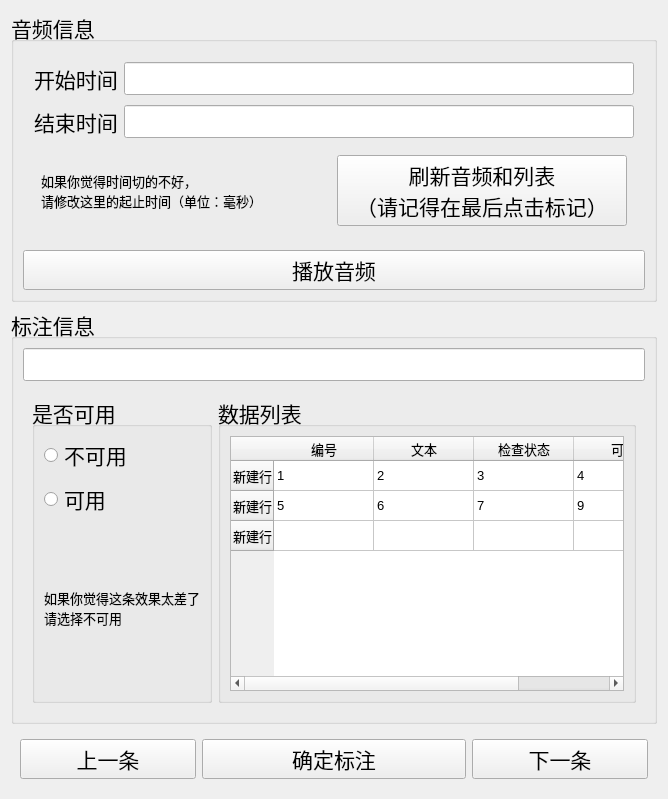
This is ui/gui.ui in kslz/SoundLabel as Qt 5 draws it before an edit. The edited form follows.
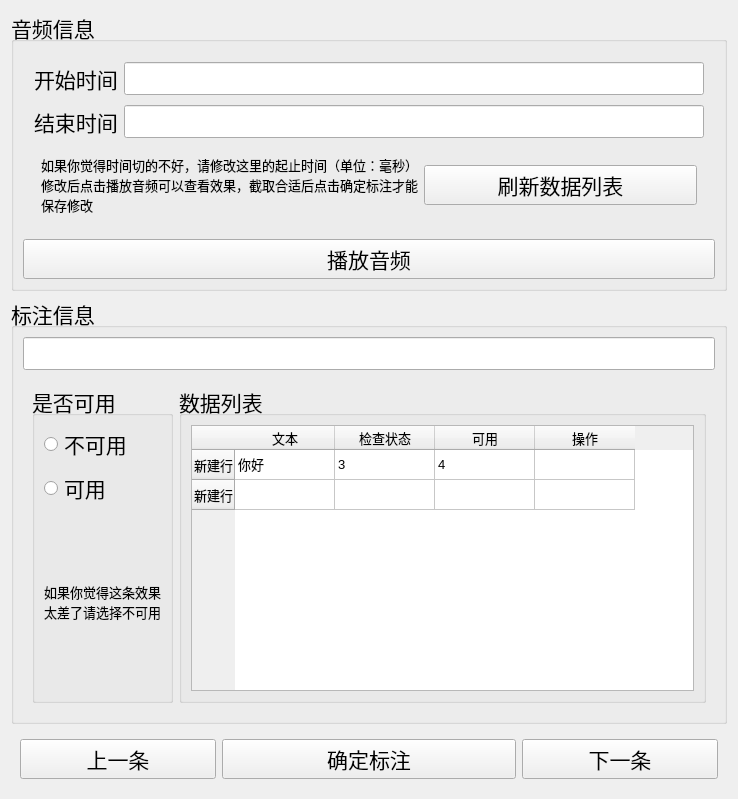
This is the edited form.

Commit message: 没人比我更懂gui(

The edit to the form file:
```diff
--- a/ui/gui.ui
+++ b/ui/gui.ui
@@ -6,7 +6,7 @@
    <rect>
     <x>0</x>
     <y>0</y>
-    <width>668</width>
+    <width>738</width>
     <height>799</height>
    </rect>
   </property>
@@ -103,16 +103,16 @@
                  </font>
                 </property>
                 <property name="text">
-                 <string>如果你觉得时间切的不好，
-请修改这里的起止时间（单位：毫秒）</string>
+                 <string>如果你觉得时间切的不好，请修改这里的起止时间（单位：毫秒）
+修改后点击播放音频可以查看效果，截取合适后点击确定标注才能
+保存修改</string>
                 </property>
                </widget>
               </item>
               <item>
                <widget class="QPushButton" name="pushButton_4">
                 <property name="text">
-                 <string>刷新音频和列表
-（请记得在最后点击标记）</string>
+                 <string>刷新数据列表</string>
                 </property>
                </widget>
               </item>
@@ -190,8 +190,8 @@
                </font>
               </property>
               <property name="text">
-               <string>如果你觉得这条效果太差了
-请选择不可用</string>
+               <string>如果你觉得这条效果
+太差了请选择不可用</string>
               </property>
              </widget>
             </item>
@@ -221,16 +221,6 @@
                 <string>新建行</string>
                </property>
               </row>
-              <row>
-               <property name="text">
-                <string>新建行</string>
-               </property>
-              </row>
-              <column>
-               <property name="text">
-                <string>编号</string>
-               </property>
-              </column>
               <column>
                <property name="text">
                 <string>文本</string>
@@ -246,46 +236,26 @@
                 <string>可用</string>
                </property>
               </column>
+              <column>
+               <property name="text">
+                <string>操作</string>
+               </property>
+              </column>
               <item row="0" column="0">
                <property name="text">
-                <string>1</string>
+                <string>你好</string>
                </property>
               </item>
               <item row="0" column="1">
                <property name="text">
-                <string>2</string>
-               </property>
-              </item>
-              <item row="0" column="2">
-               <property name="text">
                 <string>3</string>
                </property>
               </item>
-              <item row="0" column="3">
+              <item row="0" column="2">
                <property name="text">
                 <string>4</string>
                </property>
               </item>
-              <item row="1" column="0">
-               <property name="text">
-                <string>5</string>
-               </property>
-              </item>
-              <item row="1" column="1">
-               <property name="text">
-                <string>6</string>
-               </property>
-              </item>
-              <item row="1" column="2">
-               <property name="text">
-                <string>7</string>
-               </property>
-              </item>
-              <item row="1" column="3">
-               <property name="text">
-                <string>9</string>
-               </property>
-              </item>
              </widget>
             </item>
            </layout>
```
Left out of the diff: 29 changed lines with no effect on the pictures. The commit also changes 1 other file.
